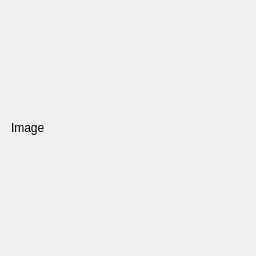
Above: HiveWE/Minimap.ui from stijnherfst/HiveWE before the change. Below: the same form after it.
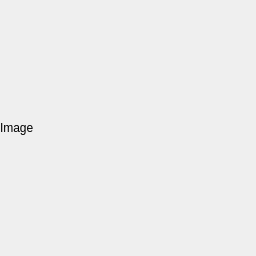
That is the form after the change.

Commit message: Minimap colors now accurate

What changed in the file:
```diff
--- a/HiveWE/Minimap.ui
+++ b/HiveWE/Minimap.ui
@@ -1,7 +1,7 @@
 <?xml version="1.0" encoding="UTF-8"?>
 <ui version="4.0">
  <class>Minimap</class>
- <widget class="QDialog" name="Minimap">
+ <widget class="QWidget" name="Minimap">
   <property name="geometry">
    <rect>
     <x>0</x>
@@ -14,6 +14,18 @@
    <string>Minimap</string>
   </property>
   <layout class="QVBoxLayout" name="verticalLayout">
+   <property name="leftMargin">
+    <number>0</number>
+   </property>
+   <property name="topMargin">
+    <number>0</number>
+   </property>
+   <property name="rightMargin">
+    <number>0</number>
+   </property>
+   <property name="bottomMargin">
+    <number>0</number>
+   </property>
    <item>
     <widget class="QLabel" name="image">
      <property name="text">
```
The commit also changes 6 other files.
